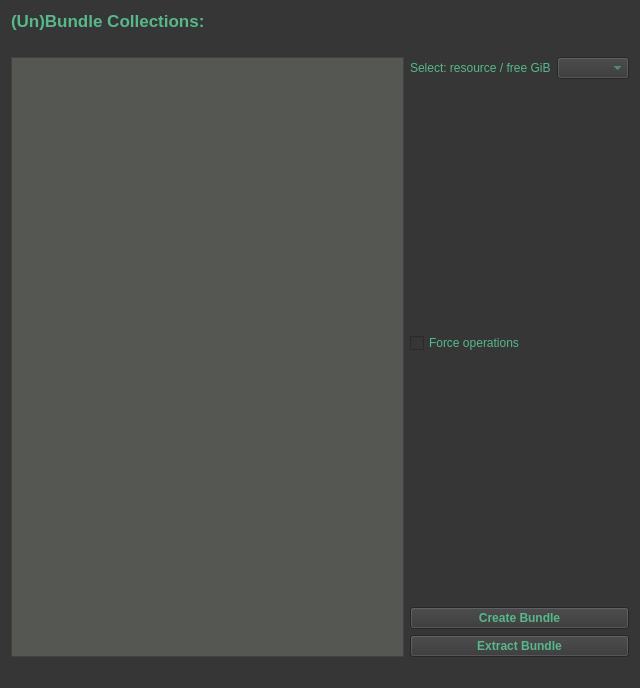
Before: the Qt Designer form gui/ui_files/tabDataBundle.ui in iBridges-for-iRODS/iBridges, drawn with Qt 5.
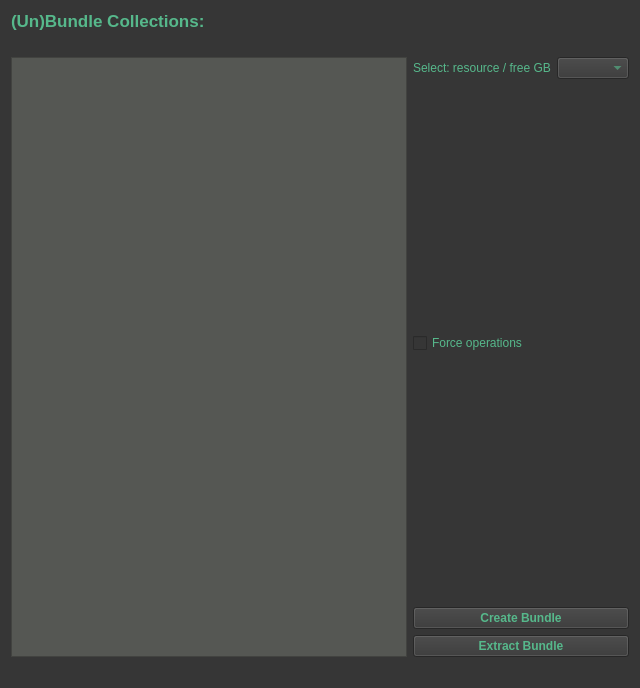
After: the same form once the commit is applied.

Diff of the .ui file:
```diff
--- a/gui/ui_files/tabDataBundle.ui
+++ b/gui/ui_files/tabDataBundle.ui
@@ -91,7 +91,7 @@
          <item>
           <widget class="QLabel" name="label">
            <property name="text">
-            <string>Select: resource / free GiB</string>
+            <string>Select: resource / free GB</string>
            </property>
           </widget>
          </item>
```
